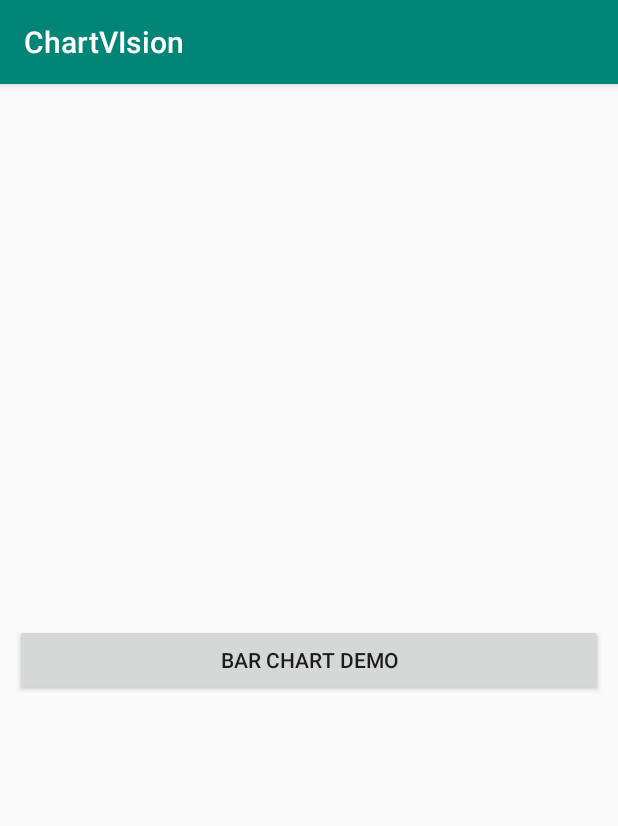
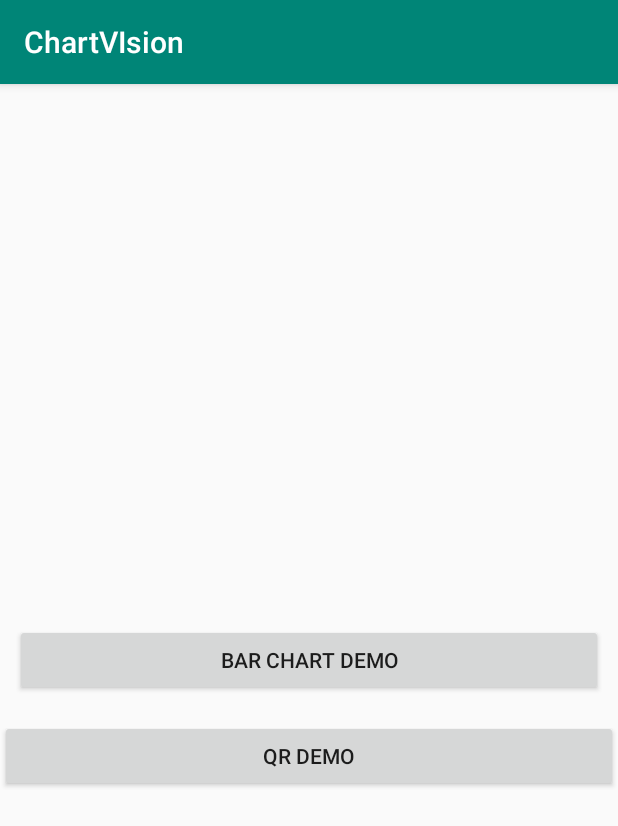
Before and after one commit to AlanTas/ChartVision, an Android app: the screen it shows after launch (MainActivity), on a phone screen of 412 x 824 dp. Shown: the top 826 px of the screen. Run offline under Robolectric (Android 15) with nearby library versions, the phone set to English and light mode, and no system bars; libraries missing offline, so code that uses them is left out: com.github.mikephil.charting; 1 statement that could not run was skipped.

Commit message:
Implemented QRCode reader

```diff
--- a/app/build.gradle
+++ b/app/build.gradle
@@ -27,4 +27,5 @@ dependencies {
     androidTestImplementation 'androidx.test.ext:junit:1.1.1'
     androidTestImplementation 'androidx.test.espresso:espresso-core:3.2.0'
     implementation 'com.github.PhilJay:MPAndroidChart:v3.1.0'
+    implementation 'com.google.android.gms:play-services-vision:18.0.0'
 }
--- a/app/src/main/java/com/taslabs/chartvision/MainActivity.java
+++ b/app/src/main/java/com/taslabs/chartvision/MainActivity.java
@@ -10,7 +10,7 @@ import androidx.appcompat.app.AppCompatActivity;
 import com.github.mikephil.charting.charts.BarChart;
 
 public class MainActivity extends AppCompatActivity {
-    Button btnBarChart, btnPieChart;
+    Button btnBarChart, btnQR;
 
     @Override
     protected void onCreate(Bundle savedInstanceState) {
@@ -27,5 +27,14 @@ public class MainActivity extends AppCompatActivity {
             }
         });
 
+        btnQR = findViewById(R.id.btnQR);
+        btnQR.setOnClickListener(new View.OnClickListener() {
+            @Override
+            public void onClick(View view) {
+                Intent I = new Intent(MainActivity.this, QRScanActivity.class);
+                startActivity(I);
+            }
+        });
+
     }
 }
--- a/app/src/main/res/layout/activity_main.xml
+++ b/app/src/main/res/layout/activity_main.xml
@@ -17,4 +17,16 @@
         app:layout_constraintStart_toStartOf="parent"
         app:layout_constraintTop_toTopOf="parent" />
 
+    <Button
+        android:id="@+id/btnQR"
+        android:layout_width="0dp"
+        android:layout_height="wrap_content"
+        android:text="QR DEMO"
+        app:layout_constraintBottom_toBottomOf="parent"
+        app:layout_constraintEnd_toEndOf="parent"
+        app:layout_constraintHorizontal_bias="1.0"
+        app:layout_constraintStart_toStartOf="parent"
+        app:layout_constraintTop_toBottomOf="@+id/btnBarChart"
+        app:layout_constraintVertical_bias="0.051" />
+
 </androidx.constraintlayout.widget.ConstraintLayout>
```
Also changed, not shown: app/src/main/AndroidManifest.xml (+10 -4 lines), app/src/main/java/com/taslabs/chartvision/BarChartActivity.java (+7 -1 lines), app/src/main/java/com/taslabs/chartvision/QRScanActivity.java (added, +171 -0 lines), app/src/main/res/layout/activity_qrscan.xml (added, +27 -0 lines).
